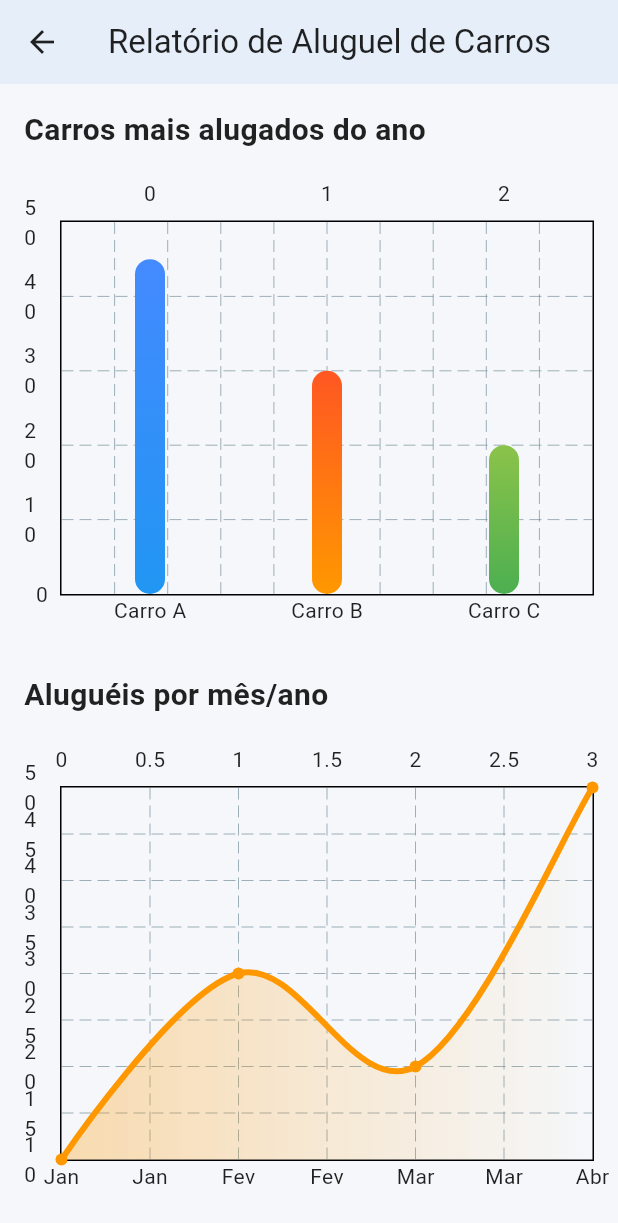
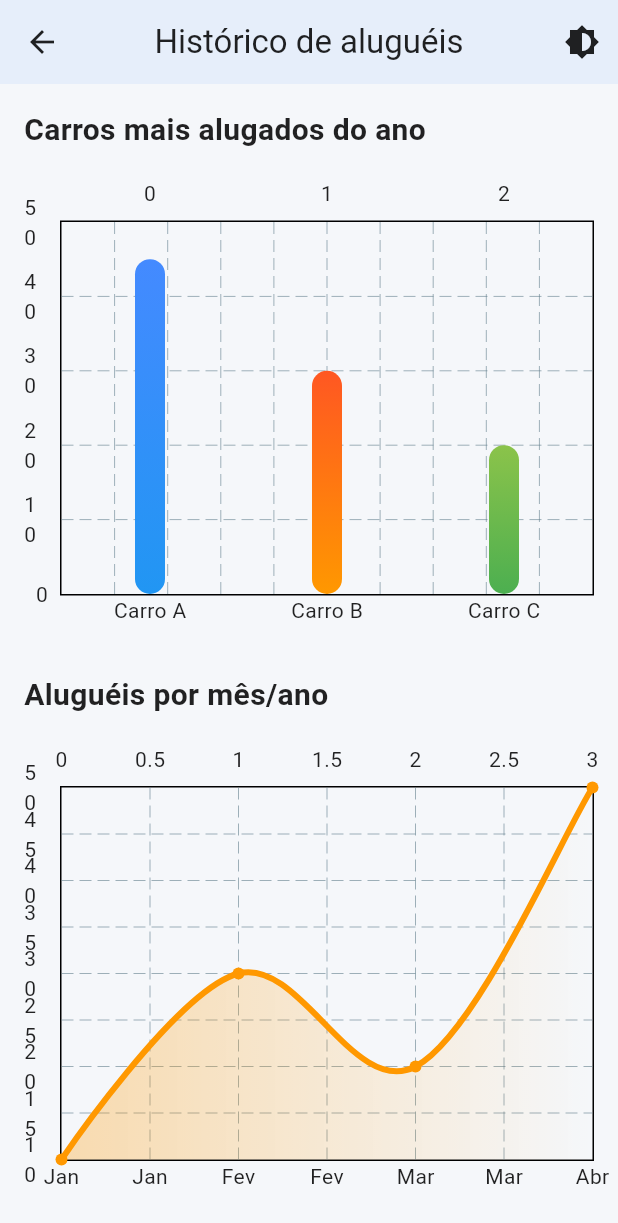
Before and after one commit to DouglaSantos777/ConnectCar, a Flutter app: the HistoricoScreen screen opened directly, on a phone screen of 412 x 824 dp. Shown: the top 1223 px of the screen. Run offline on Flutter 3.47's test engine with Material 3 defaults, Android fonts, the phone set to English and light mode, and no system bars; drawn by our look-alikes of fl_chart; our stand-ins replace flutter_riverpod, hive, hive_flutter, image_picker; accounts and stored records are empty.

Commit message:
feat: padronização da appbar para o app

```diff
--- a/lib/screens/adicionar_carro_screen.dart
+++ b/lib/screens/adicionar_carro_screen.dart
@@ -1,3 +1,4 @@
+import 'package:connectcar/widgets/custom_app_bar.dart';
 import 'package:connectcar/widgets/formulario/botao_cadastro.dart';
 import 'package:connectcar/widgets/formulario/formulario_descricao.dart';
 import 'package:connectcar/widgets/formulario/formulario_numerico.dart';
@@ -17,9 +18,7 @@ class _AdicionarCarroScreenState extends State<AdicionarCarroScreen> {
   @override
   Widget build(BuildContext context) {
     return Scaffold(
-      appBar: AppBar(
-        title: const Text('Adicionar Carro'),
-      ),
+      appBar: const CustomAppBar(title: 'Adicionar carro'),
       body: SingleChildScrollView(
         child: Padding(
           padding: const EdgeInsets.all(16.0),
--- a/lib/screens/alugueis_screen.dart
+++ b/lib/screens/alugueis_screen.dart
@@ -1,5 +1,6 @@
 import 'package:connectcar/screens/detalhes_aluguel_screen.dart';
 import 'package:connectcar/widgets/alugueis/card_aluguel.dart';
+import 'package:connectcar/widgets/custom_app_bar.dart';
 import 'package:flutter/material.dart';
 
 class AlugueisScreen extends StatelessWidget {
@@ -8,9 +9,7 @@ class AlugueisScreen extends StatelessWidget {
   @override
   Widget build(BuildContext context) {
     return Scaffold(
-      appBar: AppBar(
-        title: const Text('Aluguéis'),
-      ),
+      appBar: const CustomAppBar(title: 'Aluguéis'),
       body: SingleChildScrollView(
         child: Padding(
           padding: const EdgeInsets.all(16.0),
--- a/lib/screens/detalhes_carro_screen.dart
+++ b/lib/screens/detalhes_carro_screen.dart
@@ -1,4 +1,5 @@
 import 'package:connectcar/widgets/carros_widgets/card_informacoes_carro.dart';
+import 'package:connectcar/widgets/custom_app_bar.dart';
 import 'package:flutter/material.dart';
 
 class DetalhesCarroScreen extends StatelessWidget {
@@ -7,9 +8,7 @@ class DetalhesCarroScreen extends StatelessWidget {
   @override
   Widget build(BuildContext context) {
     return Scaffold(
-      appBar: AppBar(
-        title: const Text('Detalhes do carro'),
-      ),
+      appBar: const CustomAppBar(title: 'Detalhes do carro'),
       body: Container(
         padding: const EdgeInsets.all(16),
         child: const Column(
--- a/lib/screens/historico_screen.dart
+++ b/lib/screens/historico_screen.dart
@@ -1,3 +1,4 @@
+import 'package:connectcar/widgets/custom_app_bar.dart';
 import 'package:connectcar/widgets/graficos/grafico_barras.dart';
 import 'package:connectcar/widgets/graficos/grafico_linhas.dart';
 import 'package:connectcar/widgets/graficos/grafico_pizza.dart';
@@ -8,12 +9,9 @@ class HistoricoScreen extends StatelessWidget {
 
   @override
   Widget build(BuildContext context) {
-    return Scaffold(
-      appBar: AppBar(
-        title: const Text('Relatório de Aluguel de Carros'),
-        centerTitle: true,
-      ),
-      body: const SingleChildScrollView(
+    return const Scaffold(
+      appBar: CustomAppBar(title: 'Histórico de aluguéis'),
+      body: SingleChildScrollView(
         padding: EdgeInsets.all(16.0),
         child: Column(
           crossAxisAlignment: CrossAxisAlignment.start,
--- a/lib/screens/lista_carros_screen.dart
+++ b/lib/screens/lista_carros_screen.dart
@@ -1,4 +1,5 @@
 import 'package:connectcar/widgets/carros_widgets/card_carro.dart';
+import 'package:connectcar/widgets/custom_app_bar.dart';
 import 'package:flutter/material.dart';
 
 class ListaCarrosScreen extends StatelessWidget {
@@ -7,9 +8,7 @@ class ListaCarrosScreen extends StatelessWidget {
   @override
   Widget build(BuildContext context) {
     return Scaffold(
-      appBar: AppBar(
-        title: const Text('Seus carros'),
-      ),
+      appBar: const CustomAppBar(title: 'Seus carros'),
       body: Container(
         padding: const EdgeInsets.all(16),
         child: const SingleChildScrollView(
--- a/lib/screens/realizar_aluguel_screen.dart
+++ b/lib/screens/realizar_aluguel_screen.dart
@@ -1,5 +1,6 @@
 import 'package:connectcar/widgets/alugueis/adicionar_cliente.dart';
 import 'package:connectcar/widgets/alugueis/orcamento.dart';
+import 'package:connectcar/widgets/custom_app_bar.dart';
 import 'package:connectcar/widgets/formulario/botao_cadastro.dart';
 import 'package:connectcar/widgets/formulario/formulario_carros.dart';
 import 'package:connectcar/widgets/formulario/formulario_clientes.dart';
@@ -20,9 +21,7 @@ class _RealizarAluguelScreenState extends State<RealizarAluguelScreen> {
   @override
   Widget build(BuildContext context) {
     return Scaffold(
-      appBar: AppBar(
-        title: const Text('Realizar aluguel'),
-      ),
+      appBar: const CustomAppBar(title: 'Realizar aluguel'),
       body: SingleChildScrollView(
         child: Padding(
           padding: const EdgeInsets.all(16.0),
--- /dev/null
+++ b/lib/widgets/custom_app_bar.dart
@@ -0,0 +1,27 @@
+import 'package:connectcar/theme/theme_provider.dart';
+import 'package:flutter/material.dart';
+import 'package:flutter_riverpod/flutter_riverpod.dart';
+
+class CustomAppBar extends ConsumerWidget implements PreferredSizeWidget {
+  final String title;
+
+  const CustomAppBar({super.key, required this.title});
+
+  @override
+  Widget build(BuildContext context, WidgetRef ref) {
+    return AppBar(
+      title: Text(title),
+      actions: [
+        IconButton(
+          icon: const Icon(Icons.brightness_6),
+          onPressed: () {
+            ref.read(themeProvider.notifier).toggleTheme();
+          },
+        ),
+      ],
+    );
+  }
+
+  @override
+  Size get preferredSize => const Size.fromHeight(kToolbarHeight);
+}
```
Also changed, not shown: lib/screens/carros_screen.dart (+4 -15 lines), lib/screens/detalhes_aluguel_screen.dart (+4 -5 lines).
